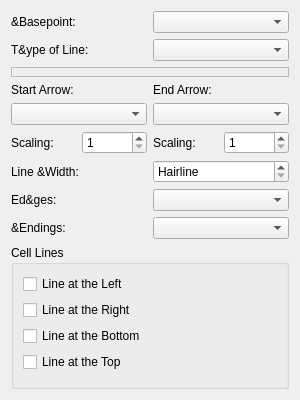
Old version of the form scribus/ui/propertiespalette_linebase.ui in the repository scribusproject/scribus.
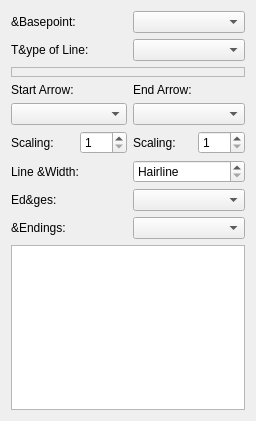
New version of the form. The open tabs and pages were chosen to show the change. Custom widgets are drawn as their Qt base class.

Commit message: Since old style tables are no longer available, all code related to them is removed now.

Patch:
```diff
--- a/scribus/ui/propertiespalette_linebase.ui
+++ b/scribus/ui/propertiespalette_linebase.ui
@@ -6,8 +6,8 @@
    <rect>
     <x>0</x>
     <y>0</y>
-    <width>300</width>
-    <height>400</height>
+    <width>252</width>
+    <height>421</height>
    </rect>
   </property>
   <property name="windowTitle">
@@ -21,6 +21,9 @@
      </property>
     </widget>
    </item>
+   <item row="0" column="2" colspan="2">
+    <widget class="ScComboBox" name="lineMode"/>
+   </item>
    <item row="1" column="0" colspan="2">
     <widget class="QLabel" name="lineTypeLabel">
      <property name="text">
@@ -28,16 +31,45 @@
      </property>
     </widget>
    </item>
-   <item row="3" column="0" colspan="2">
+   <item row="1" column="2" colspan="2">
+    <widget class="LineCombo" name="lineType"/>
+   </item>
+   <item row="2" column="0" colspan="4">
+    <widget class="DashEditor" name="dashEditor">
+     <property name="minimumSize">
+      <size>
+       <width>0</width>
+       <height>10</height>
+      </size>
+     </property>
+     <property name="frameShape">
+      <enum>QFrame::StyledPanel</enum>
+     </property>
+     <property name="frameShadow">
+      <enum>QFrame::Raised</enum>
+     </property>
+    </widget>
+   </item>
+   <item row="3" column="0">
     <widget class="QLabel" name="startArrowLabel">
      <property name="text">
       <string>Start Arrow:</string>
      </property>
     </widget>
    </item>
+   <item row="3" column="2">
+    <widget class="QLabel" name="endArrowLabel">
+     <property name="text">
+      <string>End Arrow:</string>
+     </property>
+    </widget>
+   </item>
    <item row="4" column="0" colspan="2">
     <widget class="ArrowChooser" name="startArrow"/>
    </item>
+   <item row="4" column="2" colspan="2">
+    <widget class="ArrowChooser" name="endArrow"/>
+   </item>
    <item row="5" column="0">
     <widget class="QLabel" name="startArrowScaleLabel">
      <property name="text">
@@ -55,16 +87,6 @@
      </property>
     </widget>
    </item>
-   <item row="5" column="3">
-    <widget class="QSpinBox" name="endArrowScale">
-     <property name="minimum">
-      <number>1</number>
-     </property>
-     <property name="maximum">
-      <number>300</number>
-     </property>
-    </widget>
-   </item>
    <item row="5" column="2">
     <widget class="QLabel" name="endArrowScaleLabel">
      <property name="text">
@@ -72,19 +94,13 @@
      </property>
     </widget>
    </item>
-   <item row="4" column="2" colspan="2">
-    <widget class="ArrowChooser" name="endArrow"/>
-   </item>
-   <item row="1" column="2" colspan="2">
-    <widget class="LineCombo" name="lineType"/>
-   </item>
-   <item row="0" column="2" colspan="2">
-    <widget class="ScComboBox" name="lineMode"/>
-   </item>
-   <item row="3" column="2" colspan="2">
-    <widget class="QLabel" name="endArrowLabel">
-     <property name="text">
-      <string>End Arrow:</string>
+   <item row="5" column="3">
+    <widget class="QSpinBox" name="endArrowScale">
+     <property name="minimum">
+      <number>1</number>
+     </property>
+     <property name="maximum">
+      <number>300</number>
      </property>
     </widget>
    </item>
@@ -105,7 +121,7 @@
      </property>
     </widget>
    </item>
-   <item row="7" column="0" colspan="2">
+   <item row="7" column="0">
     <widget class="QLabel" name="lineJoinLabel">
      <property name="text">
       <string>Ed&amp;ges:</string>
@@ -115,7 +131,7 @@
    <item row="7" column="2" colspan="2">
     <widget class="ScComboBox" name="lineJoinStyle"/>
    </item>
-   <item row="8" column="0" colspan="2">
+   <item row="8" column="0">
     <widget class="QLabel" name="lineEndLabel">
      <property name="text">
       <string>&amp;Endings:</string>
@@ -126,106 +142,7 @@
     <widget class="ScComboBox" name="lineEndStyle"/>
    </item>
    <item row="9" column="0" colspan="4">
-    <widget class="QStackedWidget" name="stackedWidget">
-     <property name="sizePolicy">
-      <sizepolicy hsizetype="Expanding" vsizetype="Expanding">
-       <horstretch>0</horstretch>
-       <verstretch>0</verstretch>
-      </sizepolicy>
-     </property>
-     <property name="currentIndex">
-      <number>0</number>
-     </property>
-     <widget class="QWidget" name="page">
-      <layout class="QVBoxLayout" name="lineStyleLayout">
-       <property name="spacing">
-        <number>2</number>
-       </property>
-       <property name="margin">
-        <number>0</number>
-       </property>
-       <item>
-        <widget class="QListWidget" name="lineStyles"/>
-       </item>
-      </layout>
-     </widget>
-     <widget class="QWidget" name="page_2">
-      <layout class="QVBoxLayout" name="verticalLayout_2">
-       <property name="spacing">
-        <number>2</number>
-       </property>
-       <property name="margin">
-        <number>0</number>
-       </property>
-       <item>
-        <widget class="QGroupBox" name="tableLineGroup">
-         <property name="title">
-          <string>Cell Lines</string>
-         </property>
-         <layout class="QVBoxLayout" name="tableLineLayout">
-          <item>
-           <widget class="QCheckBox" name="leftLine">
-            <property name="text">
-             <string>Line at the Left</string>
-            </property>
-           </widget>
-          </item>
-          <item>
-           <widget class="QCheckBox" name="rightLine">
-            <property name="text">
-             <string>Line at the Right</string>
-            </property>
-           </widget>
-          </item>
-          <item>
-           <widget class="QCheckBox" name="bottomLine">
-            <property name="text">
-             <string>Line at the Bottom</string>
-            </property>
-           </widget>
-          </item>
-          <item>
-           <widget class="QCheckBox" name="topLine">
-            <property name="text">
-             <string>Line at the Top</string>
-            </property>
-           </widget>
-          </item>
-          <item>
-           <spacer name="verticalSpacer">
-            <property name="orientation">
-             <enum>Qt::Vertical</enum>
-            </property>
-            <property name="sizeHint" stdset="0">
-             <size>
-              <width>20</width>
-              <height>40</height>
-             </size>
-            </property>
-           </spacer>
-          </item>
-         </layout>
-        </widget>
-       </item>
-      </layout>
-     </widget>
-    </widget>
-   </item>
-   <item row="2" column="0" colspan="4">
-    <widget class="DashEditor" name="dashEditor">
-     <property name="minimumSize">
-      <size>
-       <width>0</width>
-       <height>10</height>
-      </size>
-     </property>
-     <property name="frameShape">
-      <enum>QFrame::StyledPanel</enum>
-     </property>
-     <property name="frameShadow">
-      <enum>QFrame::Raised</enum>
-     </property>
-    </widget>
+    <widget class="QListWidget" name="lineStyles"/>
    </item>
   </layout>
  </widget>
```
The commit also changes 22 other files.
